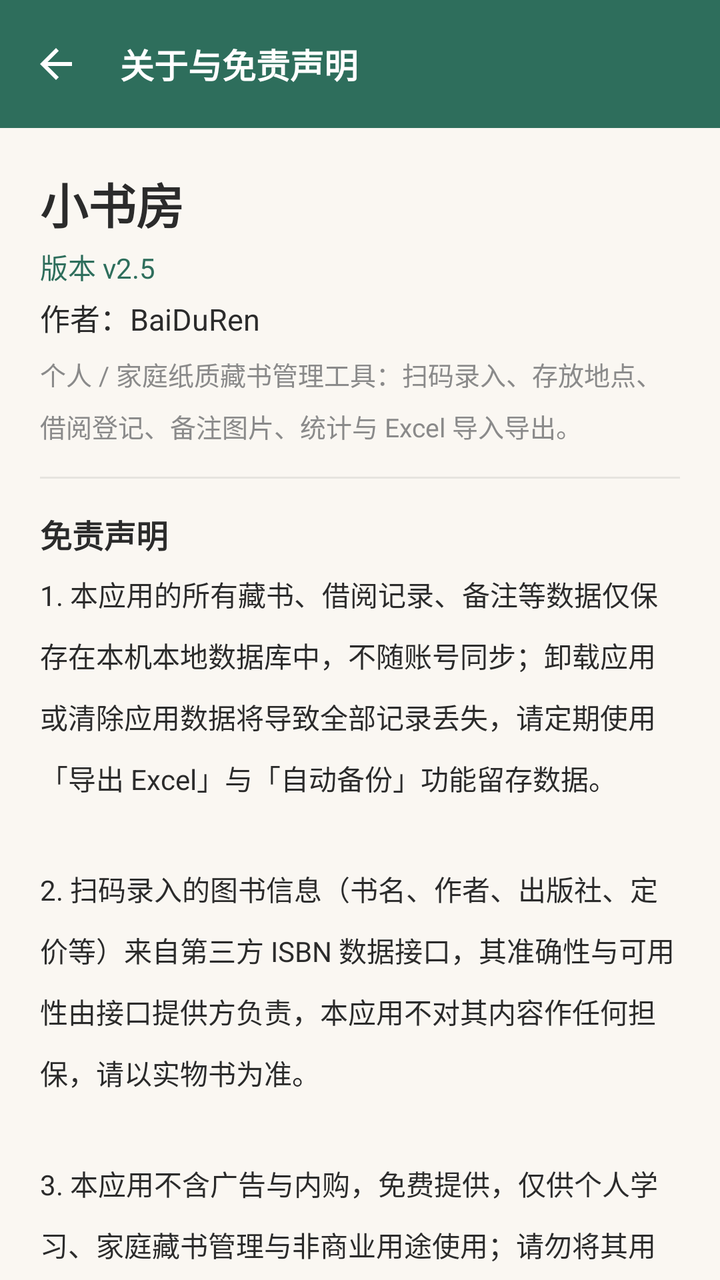
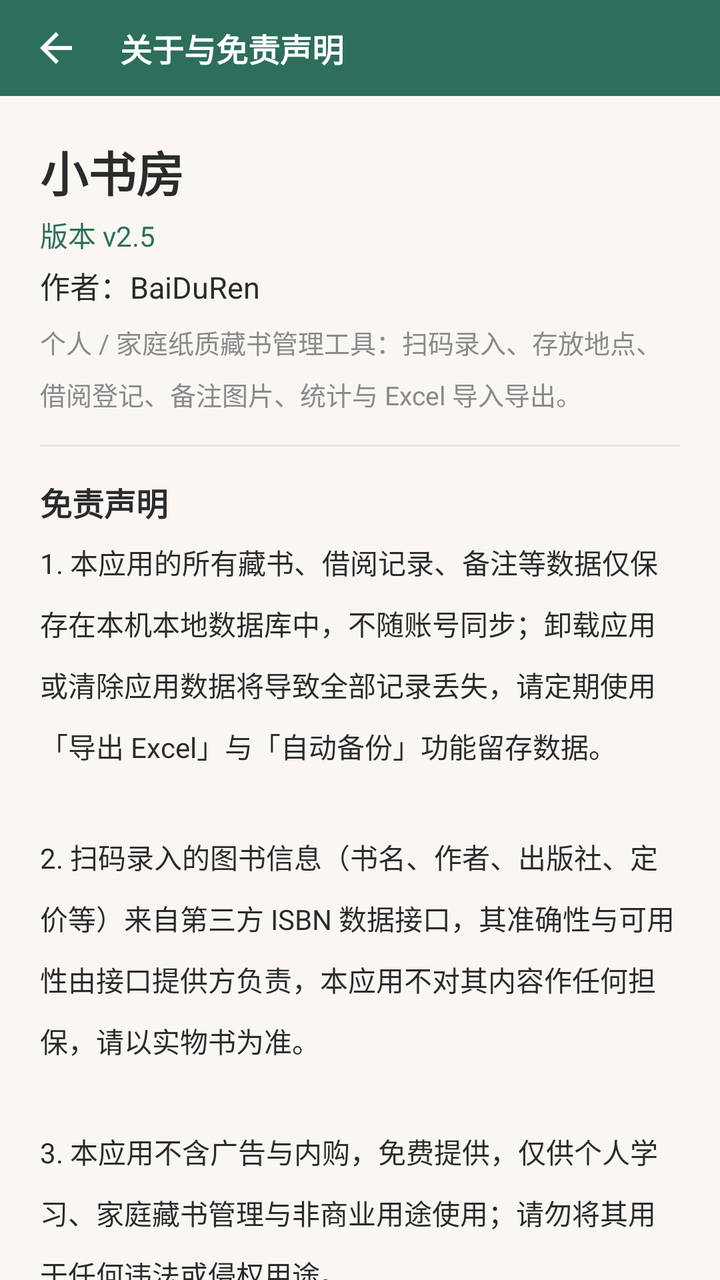

Screens rendered from an Android XML layout before and after an edit, with the pre-edit source and the edit as a unified diff.
<!-- AndroidManifest.xml: application theme Theme.Bookshelf -->
<!-- res/layout/activity_about.xml -->
<?xml version="1.0" encoding="utf-8"?>
<LinearLayout xmlns:android="http://schemas.android.com/apk/res/android"
    xmlns:app="http://schemas.android.com/apk/res-auto"
    android:layout_width="match_parent"
    android:layout_height="match_parent"
    android:orientation="vertical">

    <com.google.android.material.appbar.MaterialToolbar
        android:id="@+id/toolbar"
        style="@style/Widget.Bookshelf.Toolbar"
        android:layout_width="match_parent"
        android:layout_height="?attr/actionBarSize"
        app:navigationIcon="@drawable/ic_back"
        app:title="关于与免责声明" />

    <androidx.core.widget.NestedScrollView
        android:layout_width="match_parent"
        android:layout_height="0dp"
        android:layout_weight="1">

                <androidx.constraintlayout.widget.ConstraintLayout
            android:layout_width="match_parent"
            android:layout_height="wrap_content">

<LinearLayout
            android:layout_width="0dp"
            android:layout_height="wrap_content"
            android:orientation="vertical"
            android:padding="20dp"
                    app:layout_constraintWidth_max="@dimen/content_max_width"
                    app:layout_constraintStart_toStartOf="parent"
                    app:layout_constraintEnd_toEndOf="parent"
                    app:layout_constraintHorizontal_bias="0.5"
                    app:layout_constraintTop_toTopOf="parent"
                    app:layout_constraintBottom_toBottomOf="parent"
                >

            <TextView
                android:layout_width="wrap_content"
                android:layout_height="wrap_content"
                android:text="小书房"
                android:textColor="@color/text_main"
                android:textSize="24sp"
                android:textStyle="bold" />

            <TextView
                android:id="@+id/tv_version"
                android:layout_width="wrap_content"
                android:layout_height="wrap_content"
                android:layout_marginTop="4dp"
                android:text="版本 v2.5"
                android:textColor="?attr/colorPrimary"
                android:textSize="14sp" />

            <TextView
                android:layout_width="wrap_content"
                android:layout_height="wrap_content"
                android:layout_marginTop="4dp"
                android:text="作者：BaiDuRen"
                android:textColor="@color/text_main"
                android:textSize="15sp" />

            <TextView
                android:layout_width="wrap_content"
                android:layout_height="wrap_content"
                android:layout_marginTop="8dp"
                android:text="个人 / 家庭纸质藏书管理工具：扫码录入、存放地点、借阅登记、备注图片、统计与 Excel 导入导出。"
                android:textColor="@color/text_sub"
                android:textSize="13sp"
                android:lineSpacingMultiplier="1.4" />

            <View
                android:layout_width="match_parent"
                android:layout_height="1dp"
                android:layout_marginVertical="16dp"
                android:background="@color/divider_soft" />

            <TextView
                android:layout_width="wrap_content"
                android:layout_height="wrap_content"
                android:text="免责声明"
                android:textColor="@color/text_main"
                android:textSize="16sp"
                android:textStyle="bold" />

            <TextView
                android:layout_width="match_parent"
                android:layout_height="wrap_content"
                android:layout_marginTop="8dp"
                android:lineSpacingMultiplier="1.5"
                android:text="1. 本应用的所有藏书、借阅记录、备注等数据仅保存在本机本地数据库中，不随账号同步；卸载应用或清除应用数据将导致全部记录丢失，请定期使用「导出 Excel」与「自动备份」功能留存数据。\n\n2. 扫码录入的图书信息（书名、作者、出版社、定价等）来自第三方 ISBN 数据接口，其准确性与可用性由接口提供方负责，本应用不对其内容作任何担保，请以实物书为准。\n\n3. 本应用不含广告与内购，免费提供，仅供个人学习、家庭藏书管理与非商业用途使用；请勿将其用于任何违法或侵权用途。\n\n4. 使用本应用即表示你已了解并同意上述条款；对于因使用本应用造成的任何数据丢失或其他损失，作者不承担责任。"
                android:textColor="@color/text_main"
                android:textSize="14sp" />

            <View
                android:layout_width="match_parent"
                android:layout_height="1dp"
                android:layout_marginVertical="16dp"
                android:background="@color/divider_soft" />

            <TextView
                android:layout_width="wrap_content"
                android:layout_height="wrap_content"
                android:text="开发说明"
                android:textColor="@color/text_main"
                android:textSize="16sp"
                android:textStyle="bold" />

            <TextView
                android:layout_width="match_parent"
                android:layout_height="wrap_content"
                android:layout_marginTop="8dp"
                android:lineSpacingMultiplier="1.5"
                android:text="本应用由 BaiDuRen 提出需求并主导产品设计，由 AI（WorkBuddy 智能助手）辅助完成开发与迭代。"
                android:textColor="@color/text_sub"
                android:textSize="14sp" />
        </LinearLayout>
        </androidx.constraintlayout.widget.ConstraintLayout>
    </androidx.core.widget.NestedScrollView>
</LinearLayout>
<!-- resources referenced by this layout -->
<resources>
  <color name="divider_soft">#14000000</color>
  <color name="text_main">#2B2B2B</color>
  <color name="text_sub">#8A8A8A</color>
  <dimen name="content_max_width">9999dp</dimen>
  <!-- drawable ic_back (drawable) -->
  <vector xmlns:android="http://schemas.android.com/apk/res/android"
      android:width="24dp" android:height="24dp"
      android:viewportWidth="24" android:viewportHeight="24"
      android:autoMirrored="true">
      <path
          android:fillColor="#FFFFFFFF"
          android:pathData="M20,11L7.8,11l5.6,-5.6L12,4l-8,8 8,8 1.4,-1.4L7.8,13L20,13z" />
  </vector>
  <style name="Widget.Bookshelf.Toolbar" parent="Widget.Material3.Toolbar">
          <item name="android:background">?attr/colorPrimary</item>
          <item name="titleTextColor">@color/white</item>
          <item name="titleTextAppearance">@style/TextAppearance.Bookshelf.ToolbarTitle</item>
          <item name="navigationIconTint">@color/white</item>
          <item name="android:elevation">0dp</item>
      </style>
  <style name="Theme.Bookshelf" parent="Theme.Bookshelf.Base">
          <item name="colorPrimary">@color/primary</item>
          <item name="colorPrimaryVariant">@color/primary_dark</item>
          <item name="colorSecondary">@color/accent</item>
          
          <item name="chip_bg">@color/chip_bg</item>
          <item name="primary_container">@color/green_container</item>
          <item name="on_primary_container">@color/green_on_container</item>
      </style>
  <color name="white">#FFFFFF</color>
  <style name="TextAppearance.Bookshelf.ToolbarTitle" parent="TextAppearance.Material3.TitleLarge">
          <item name="android:textSize">@dimen/text_headline</item>
          <item name="android:textStyle">bold</item>
          <item name="android:textColor">@color/white</item>
      </style>
  <color name="primary">#2E6E5C</color>
  <color name="primary_dark">#1F4D40</color>
  <color name="accent">#C08A3E</color>
  <color name="chip_bg">#E8F0ED</color>
  <color name="green_container">#E6F0EC</color>
  <color name="green_on_container">#1C4A3E</color>
  <dimen name="text_headline">17sp</dimen>
  <color name="bg_page">#FAF7F2</color>
  <color name="surface">#FFFFFF</color>
  <color name="surface_dim">#F4F0E9</color>
  <color name="outline">#E6E0D5</color>
  <color name="outline_strong">#CFC5B4</color>
  <style name="Widget.Bookshelf.Button" parent="Widget.Material3.Button">
          <item name="shapeAppearance">@style/ShapeAppearance.Bookshelf.Medium</item>
          <item name="android:textSize">@dimen/text_body_small</item>
          <item name="android:letterSpacing">0.02</item>
          <item name="android:minHeight">44dp</item>
          <item name="cornerRadius">@dimen/radius_md</item>
      </style>
  <style name="Widget.Bookshelf.MaterialCard" parent="Widget.Material3.CardView.Outlined">
          <item name="cardCornerRadius">@dimen/card_corner</item>
          <item name="cardElevation">0dp</item>
          <item name="strokeColor">?attr/outline</item>
          <item name="strokeWidth">1dp</item>
      </style>
  <style name="ShapeAppearance.Bookshelf.Medium" parent="ShapeAppearance.Material3.Corner.Medium">
          <item name="cornerSize">@dimen/radius_md</item>
      </style>
  <dimen name="text_body_small">13sp</dimen>
  <dimen name="radius_md">12dp</dimen>
  <dimen name="card_corner">16dp</dimen>
  <!-- unchanged entries left out for length: 2 -->
</resources>

<!-- the commit's change to res/layout/activity_about.xml (unified diff, before → after) -->
@@ -9,7 +9,7 @@
         android:id="@+id/toolbar"
         style="@style/Widget.Bookshelf.Toolbar"
         android:layout_width="match_parent"
-        android:layout_height="?attr/actionBarSize"
+        android:layout_height="@dimen/toolbar_h"
         app:navigationIcon="@drawable/ic_back"
         app:title="关于与免责声明" />
 
<!-- resource entries referenced after the edit -->
@@ -4,6 +4,7 @@
   <color name="text_main">#2B2B2B</color>
   <color name="text_sub">#8A8A8A</color>
   <dimen name="content_max_width">9999dp</dimen>
+  <dimen name="toolbar_h">48dp</dimen>
   <!-- drawable ic_back (drawable) -->
   <vector xmlns:android="http://schemas.android.com/apk/res/android"
       android:width="24dp" android:height="24dp"
@@ -31,7 +32,7 @@
       </style>
   <color name="white">#FFFFFF</color>
   <style name="TextAppearance.Bookshelf.ToolbarTitle" parent="TextAppearance.Material3.TitleLarge">
-          <item name="android:textSize">@dimen/text_headline</item>
+          <item name="android:textSize">@dimen/text_title_toolbar</item>
           <item name="android:textStyle">bold</item>
           <item name="android:textColor">@color/white</item>
       </style>
@@ -41,7 +42,7 @@
   <color name="chip_bg">#E8F0ED</color>
   <color name="green_container">#E6F0EC</color>
   <color name="green_on_container">#1C4A3E</color>
-  <dimen name="text_headline">17sp</dimen>
+  <dimen name="text_title_toolbar">16sp</dimen>
   <color name="bg_page">#FAF7F2</color>
   <color name="surface">#FFFFFF</color>
   <color name="surface_dim">#F4F0E9</color>
